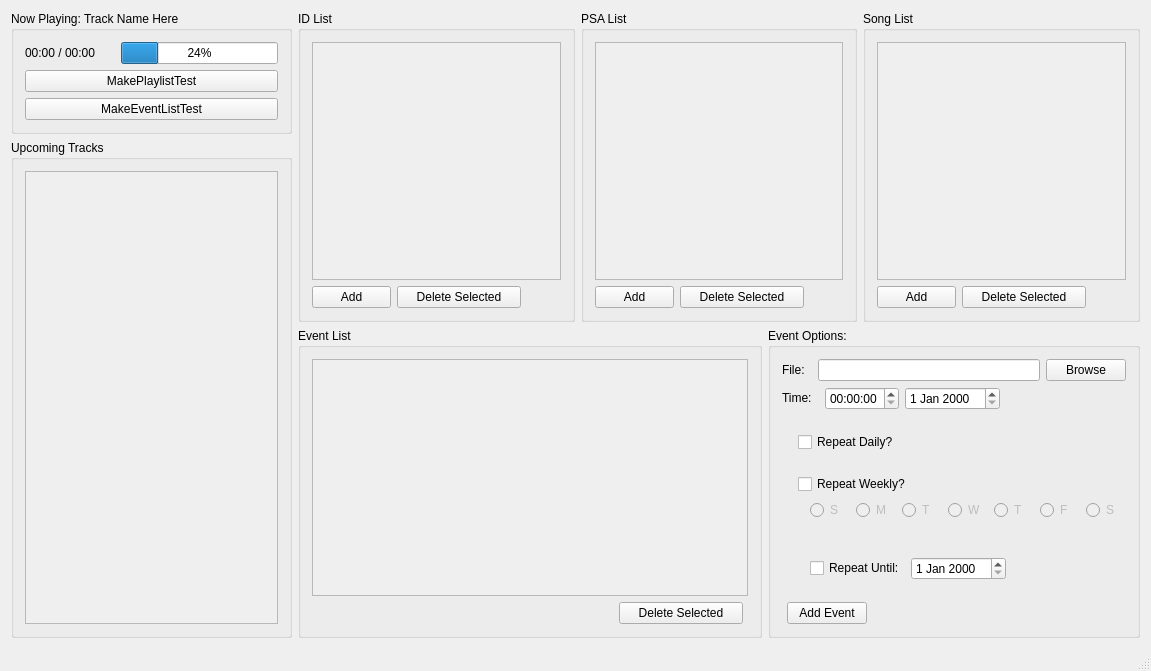
CaelCoruscare/AutoRadioDJ, file mainwindow.ui: the form before one commit.
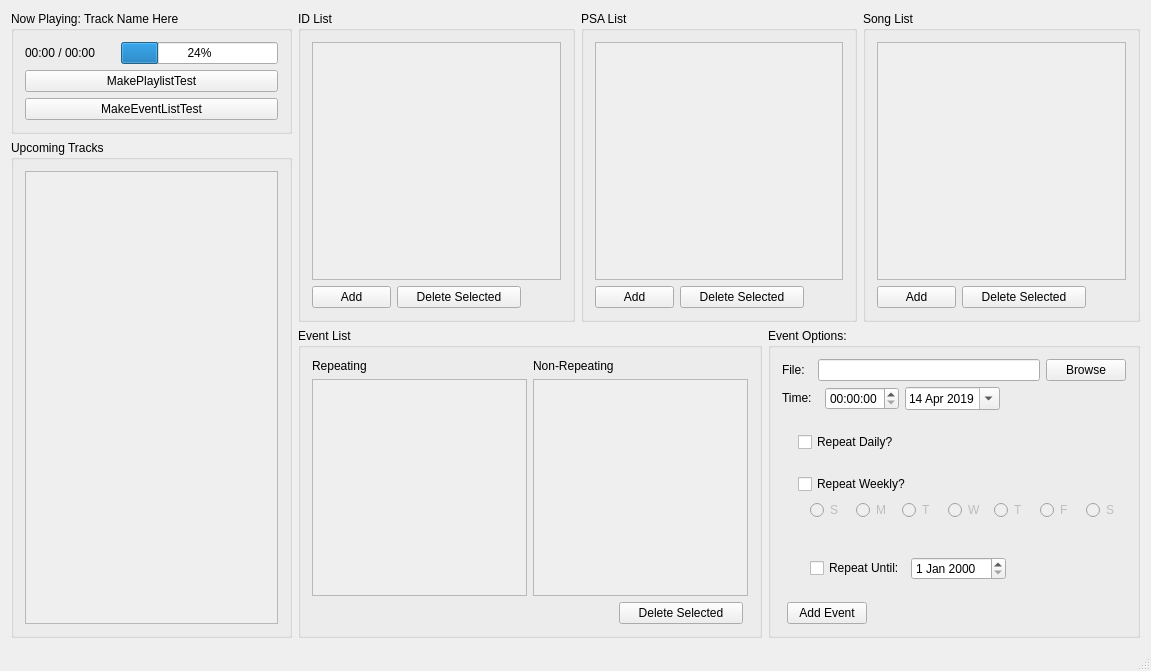
The form after the commit.

Commit message: Events Work, except clicking away & deleting.

What changed in the file:
```diff
--- a/mainwindow.ui
+++ b/mainwindow.ui
@@ -326,7 +326,18 @@
           </property>
           <layout class="QVBoxLayout" name="verticalLayout_4">
            <item>
-            <widget class="QScrollArea" name="scrollArea_Events">
+            <layout class="QHBoxLayout" name="horizontalLayout_16">
+             <item>
+              <layout class="QVBoxLayout" name="verticalLayout_11">
+               <item>
+                <widget class="QLabel" name="label_5">
+                 <property name="text">
+                  <string>Repeating</string>
+                 </property>
+                </widget>
+               </item>
+               <item>
+                <widget class="QScrollArea" name="scrollArea_Events_Repeating">
              <property name="widgetResizable">
               <bool>true</bool>
              </property>
@@ -335,12 +346,44 @@
                <rect>
                 <x>0</x>
                 <y>0</y>
-                <width>433</width>
-                <height>238</height>
+                    <width>210</width>
+                    <height>211</height>
                </rect>
               </property>
              </widget>
             </widget>
+               </item>
+              </layout>
+             </item>
+             <item>
+              <layout class="QVBoxLayout" name="verticalLayout_10">
+               <item>
+                <widget class="QLabel" name="label_4">
+                 <property name="text">
+                  <string>Non-Repeating</string>
+                 </property>
+                </widget>
+               </item>
+               <item>
+                <widget class="QScrollArea" name="scrollArea_Events_OneShots">
+                 <property name="widgetResizable">
+                  <bool>true</bool>
+                 </property>
+                 <widget class="QWidget" name="scrollAreaWidgetContents_7">
+                  <property name="geometry">
+                   <rect>
+                    <x>0</x>
+                    <y>0</y>
+                    <width>209</width>
+                    <height>211</height>
+                   </rect>
+                  </property>
+                 </widget>
+                </widget>
+               </item>
+              </layout>
+             </item>
+            </layout>
            </item>
            <item>
             <layout class="QHBoxLayout" name="horizontalLayout_5">
@@ -449,7 +492,18 @@
               <widget class="QTimeEdit" name="timeEdit_Event"/>
              </item>
              <item>
-              <widget class="QDateEdit" name="dateEdit_Event"/>
+              <widget class="QDateEdit" name="dateEdit_Event">
+               <property name="calendarPopup">
+                <bool>true</bool>
+               </property>
+               <property name="date">
+                <date>
+                 <year>2019</year>
+                 <month>4</month>
+                 <day>14</day>
+                </date>
+               </property>
+              </widget>
              </item>
              <item>
               <spacer name="horizontalSpacer_5">
```
Lines whose indentation alone changed are shown as unchanged. The commit also changes 5 other files.
